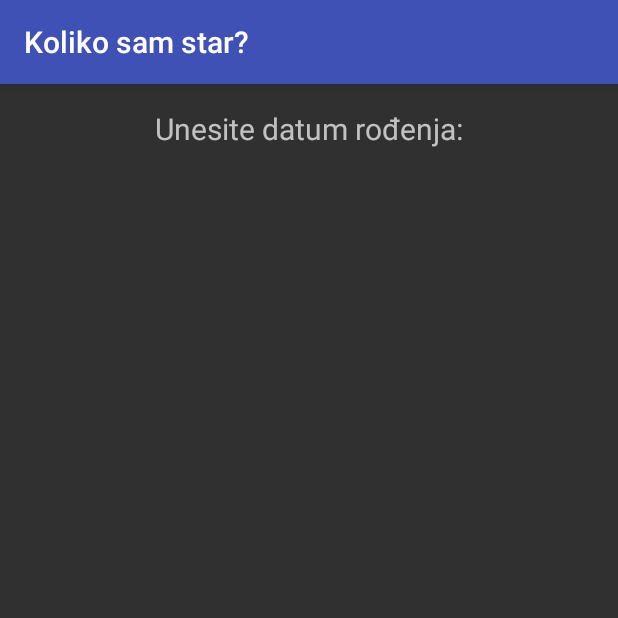
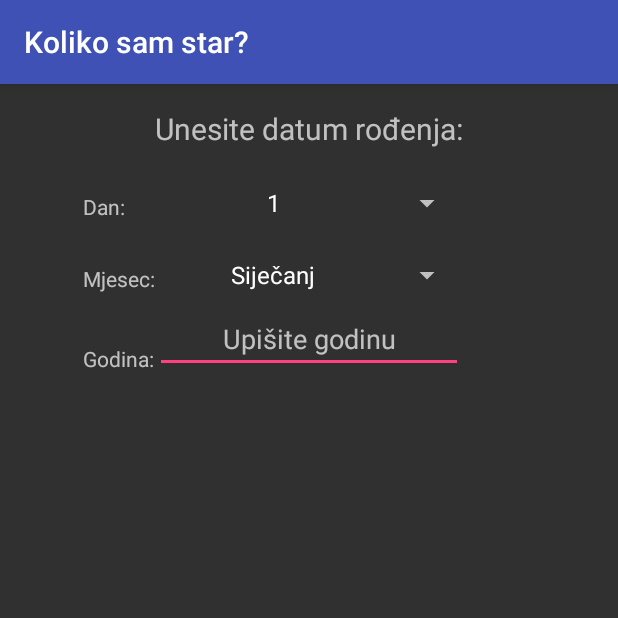
Before and after one commit to noNameDev4/KolikoSamStar, an Android app: the screen it shows after launch (MainActivity), on a phone screen of 412 x 824 dp, the top half of it. Run offline under Robolectric (Android 15) with nearby library versions, the phone set to English and light mode, and no system bars.

Commit message:
Placeholders for date, month and year

```diff
--- a/Kolikosamstar/app/src/main/res/layout/activity_main.xml
+++ b/Kolikosamstar/app/src/main/res/layout/activity_main.xml
@@ -8,12 +8,85 @@
     android:paddingLeft="@dimen/activity_horizontal_margin"
     android:paddingRight="@dimen/activity_horizontal_margin"
     android:paddingTop="@dimen/activity_vertical_margin"
-    tools:context="com.dr.kolikosamstar.MainActivity">
+    tools:context="com.dr.kolikosamstar.MainActivity"
+    android:textAlignment="center">
 
     <TextView
         android:layout_width="wrap_content"
         android:layout_height="wrap_content"
         android:text="Unesite datum rođenja:"
         android:textSize="20sp"
-        android:layout_centerHorizontal="true" />
+        android:layout_centerHorizontal="true"
+        android:id="@+id/textview_question" />
+
+    <Spinner
+        android:layout_width="match_parent"
+        android:layout_height="wrap_content"
+        android:id="@+id/spinner_days"
+        android:layout_marginTop="24dp"
+        android:layout_below="@+id/textview_question"
+        android:layout_alignLeft="@+id/textview_question"
+        android:layout_alignStart="@+id/textview_question"
+        android:textAlignment="center"
+        android:entries="@array/days_array"
+        android:layout_alignRight="@+id/textview_question"
+        android:layout_alignEnd="@+id/textview_question" />
+
+    <Spinner
+        android:layout_width="match_parent"
+        android:layout_height="wrap_content"
+        android:layout_marginTop="24dp"
+        android:entries="@array/months_array"
+        android:id="@+id/spinner_months"
+        android:layout_below="@+id/spinner_days"
+        android:layout_alignLeft="@+id/textview_question"
+        android:layout_alignStart="@+id/textview_question"
+        android:textAlignment="center"
+        android:layout_alignRight="@+id/spinner_days"
+        android:layout_alignEnd="@+id/spinner_days" />
+
+    <TextView
+        android:text="Dan:"
+        android:layout_width="wrap_content"
+        android:layout_height="wrap_content"
+        android:layout_alignBottom="@+id/spinner_days"
+        android:layout_toLeftOf="@+id/spinner_days"
+        android:id="@+id/textView_day"
+        android:layout_alignLeft="@+id/textview_month"
+        android:layout_alignStart="@+id/textview_month" />
+
+    <EditText
+        android:layout_width="wrap_content"
+        android:layout_height="wrap_content"
+        android:inputType="numberSigned"
+        android:ems="10"
+        android:layout_below="@+id/spinner_months"
+        android:id="@+id/edittext_year"
+        android:layout_marginTop="8dp"
+        android:textColorLink="?attr/colorControlHighlight"
+        android:textSize="18sp"
+        android:hint="Upišite godinu"
+        android:textAlignment="center"
+        android:layout_alignEnd="@+id/spinner_months"
+        android:layout_toRightOf="@+id/textview_month"
+        android:layout_toEndOf="@+id/textview_month" />
+
+    <TextView
+        android:text="Godina:"
+        android:layout_width="wrap_content"
+        android:layout_height="wrap_content"
+        android:id="@+id/textview_year"
+        android:layout_alignBottom="@+id/edittext_year"
+        android:layout_toLeftOf="@+id/edittext_year"
+        android:layout_alignLeft="@+id/textview_month"
+        android:layout_alignStart="@+id/textview_month" />
+
+    <TextView
+        android:text="Mjesec:"
+        android:layout_width="wrap_content"
+        android:layout_height="wrap_content"
+        android:id="@+id/textview_month"
+        android:layout_above="@+id/edittext_year"
+        android:layout_toLeftOf="@+id/spinner_months" />
+
 </RelativeLayout>
--- a/Kolikosamstar/app/src/main/res/values/strings.xml
+++ b/Kolikosamstar/app/src/main/res/values/strings.xml
@@ -1,3 +1,50 @@
 <resources>
     <string name="app_name">Koliko sam star?</string>
+    <string-array name="months_array">
+        <item>Siječanj</item>
+        <item>Veljača</item>
+        <item>Ožujak</item>
+        <item>Travanj</item>
+        <item>Svibanj</item>
+        <item>Lipanj</item>
+        <item>Srpanj</item>
+        <item>Kolovoz</item>
+        <item>Rujan</item>
+        <item>Listopad</item>
+        <item>Studeni</item>
+        <item>Prosinac</item>
+    </string-array>
+    <string-array name="days_array">
+        <item>1</item>
+        <item>2</item>
+        <item>3</item>
+        <item>4</item>
+        <item>5</item>
+        <item>6</item>
+        <item>7</item>
+        <item>8</item>
+        <item>9</item>
+        <item>10</item>
+        <item>11</item>
+        <item>12</item>
+        <item>13</item>
+        <item>14</item>
+        <item>15</item>
+        <item>16</item>
+        <item>17</item>
+        <item>18</item>
+        <item>19</item>
+        <item>20</item>
+        <item>21</item>
+        <item>22</item>
+        <item>23</item>
+        <item>24</item>
+        <item>25</item>
+        <item>26</item>
+        <item>27</item>
+        <item>28</item>
+        <item>29</item>
+        <item>30</item>
+        <item>31</item>
+    </string-array>
 </resources>
```
